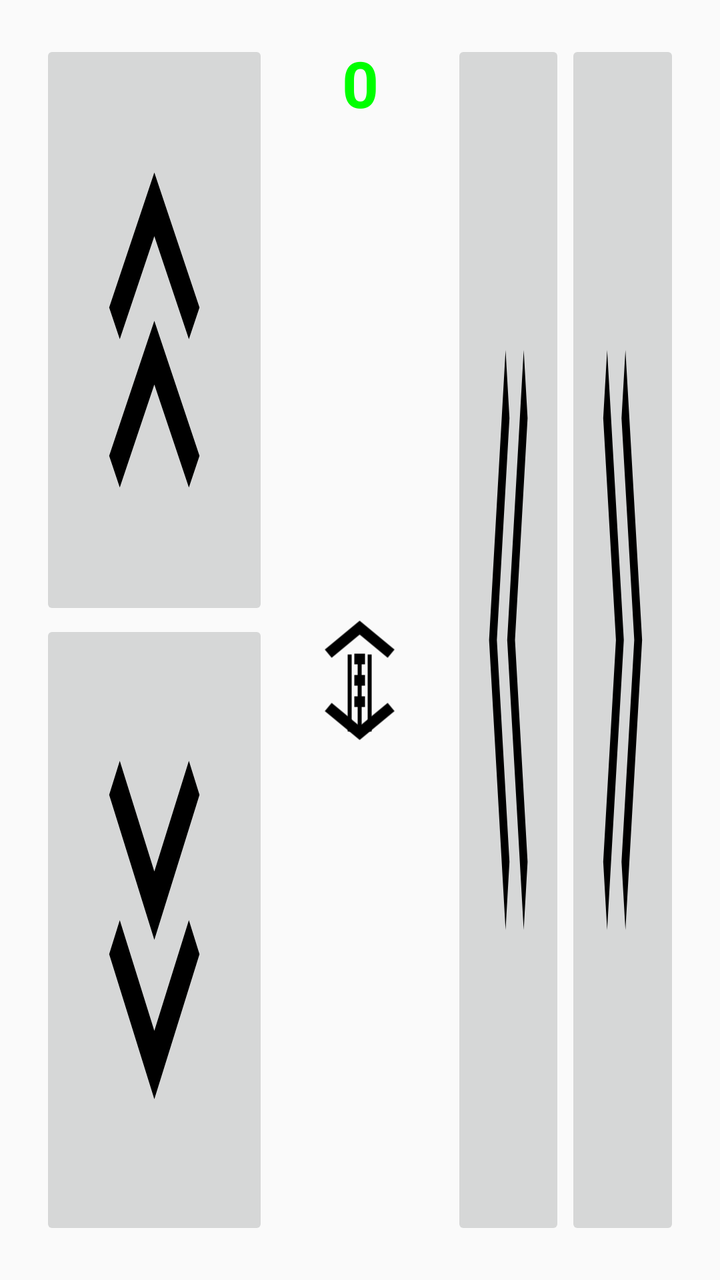
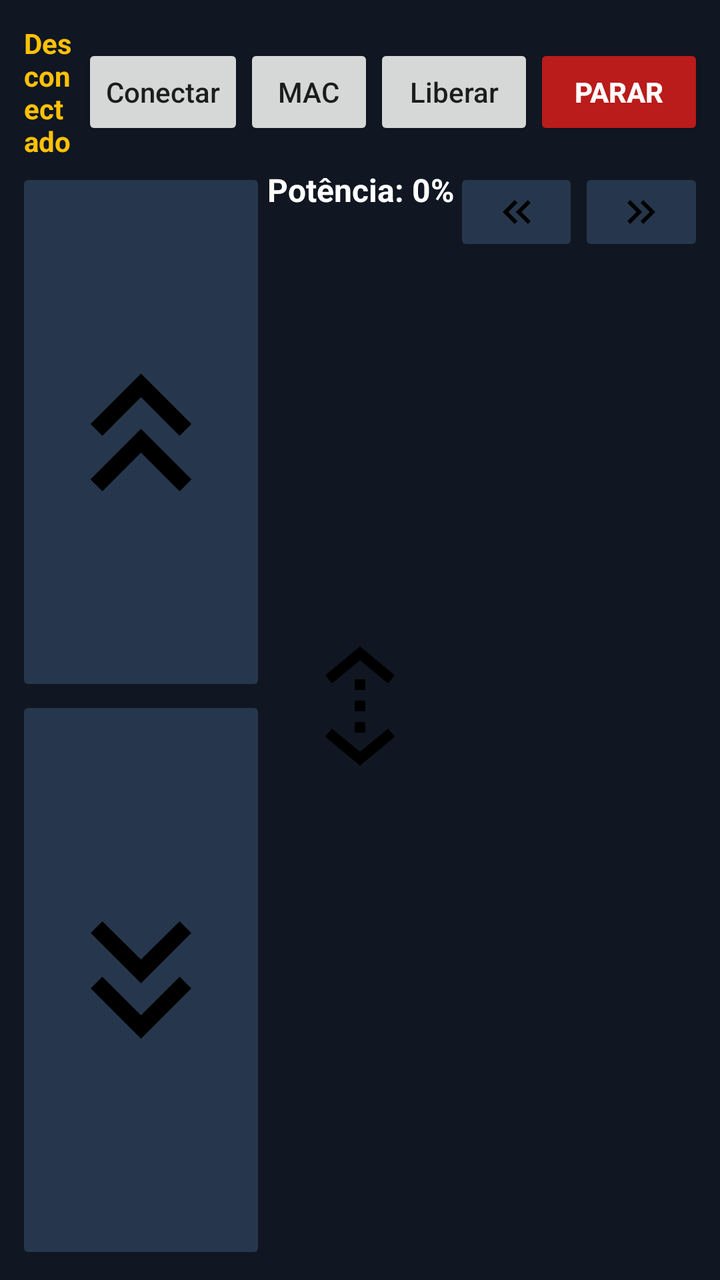

Before-and-after screenshots of an Android layout around one commit, followed by the original layout XML and the change that was made.
<!-- AndroidManifest.xml: application theme Theme.Controlecarrro2 -->
<!-- res/layout/activity_main.xml -->
<?xml version="1.0" encoding="utf-8"?>
<android.support.constraint.ConstraintLayout xmlns:android="http://schemas.android.com/apk/res/android"
    xmlns:app="http://schemas.android.com/apk/res-auto"
    xmlns:tools="http://schemas.android.com/tools"
    android:layout_width="match_parent"
    android:layout_height="match_parent"
    android:clipChildren="false"
    android:padding="20dp">

    <TextView
        android:id="@+id/txtValorFader"
        android:layout_width="wrap_content"
        android:layout_height="wrap_content"
        android:paddingBottom="10dp"
        android:text="0"
        android:textColor="#00FF00"
        android:textSize="32sp"
        android:textStyle="bold"
        app:layout_constraintEnd_toEndOf="@+id/centerArea"
        app:layout_constraintStart_toStartOf="@+id/centerArea"
        app:layout_constraintTop_toTopOf="parent" />

    <TableLayout
        android:id="@+id/tableLeft"
        android:layout_width="0dp"
        android:layout_height="0dp"
        android:stretchColumns="*"
        app:layout_constraintBottom_toBottomOf="parent"
        app:layout_constraintEnd_toStartOf="@+id/centerArea"
        app:layout_constraintHorizontal_weight="1"
        app:layout_constraintStart_toStartOf="parent"
        app:layout_constraintTop_toTopOf="parent">

        <TableRow
            android:layout_width="match_parent"
            android:layout_height="match_parent"
            android:layout_weight="1">

            <ImageButton
                android:id="@+id/frente"
                android:layout_width="match_parent"
                android:layout_height="match_parent"
                android:scaleType="fitXY"
                app:srcCompat="@drawable/baseline_keyboard_double_arrow_up_24" />
        </TableRow>

        <TableRow
            android:layout_width="match_parent"
            android:layout_height="match_parent"
            android:layout_weight="1">

            <ImageButton
                android:id="@+id/tras"
                android:layout_width="match_parent"
                android:layout_height="match_parent"
                android:scaleType="fitXY"
                app:srcCompat="@drawable/baseline_keyboard_double_arrow_down_24" />
        </TableRow>
    </TableLayout>

    <FrameLayout
        android:id="@+id/centerArea"
        android:layout_width="0dp"
        android:layout_height="0dp"
        android:clipChildren="false"
        app:layout_constraintBottom_toBottomOf="parent"
        app:layout_constraintEnd_toStartOf="@+id/tableRight"
        app:layout_constraintHorizontal_weight="0.8"
        app:layout_constraintStart_toEndOf="@id/tableLeft"
        app:layout_constraintTop_toBottomOf="@+id/txtValorFader">

        <SeekBar
            android:id="@+id/seekBar"
            android:layout_width="match_parent"
            android:layout_height="match_parent"
            android:layout_gravity="center"
            android:paddingStart="20dp"
            android:paddingEnd="20dp"
            android:progressDrawable="@drawable/baseline_menu_24"
            android:rotation="270"
            android:splitTrack="false"
            android:thumb="@drawable/baseline_settings_ethernet_24"
            android:thumbOffset="0dp" />

    </FrameLayout>

    <TableLayout
        android:id="@+id/tableRight"
        android:layout_width="0dp"
        android:layout_height="0dp"
        android:stretchColumns="*"
        app:layout_constraintBottom_toBottomOf="parent"
        app:layout_constraintEnd_toEndOf="parent"
        app:layout_constraintHorizontal_weight="1"
        app:layout_constraintStart_toEndOf="@id/centerArea"
        app:layout_constraintTop_toTopOf="parent">

        <TableRow
            android:layout_width="match_parent"
            android:layout_height="match_parent"
            android:layout_weight="1">

            <ImageButton
                android:id="@+id/esquerda"
                android:layout_width="0dp"
                android:layout_height="match_parent"
                android:layout_weight="1"
                android:scaleType="fitXY"
                app:srcCompat="@drawable/baseline_keyboard_double_arrow_left_24" />

            <ImageButton
                android:id="@+id/direita"
                android:layout_width="0dp"
                android:layout_height="match_parent"
                android:layout_weight="1"
                android:scaleType="fitXY"
                app:srcCompat="@drawable/baseline_keyboard_double_arrow_right_24" />
        </TableRow>
    </TableLayout>

</android.support.constraint.ConstraintLayout>
<!-- resources referenced by this layout -->
<resources>
  <!-- drawable baseline_keyboard_double_arrow_down_24 (drawable) -->
  <vector android:height="24dp" android:tint="#000000"
      android:viewportHeight="24" android:viewportWidth="24"
      android:width="24dp" xmlns:android="http://schemas.android.com/apk/res/android">
      <path android:fillColor="@android:color/white" android:pathData="M18,6.41l-1.41,-1.41l-4.59,4.58l-4.59,-4.58l-1.41,1.41l6,6z"/>
      <path android:fillColor="@android:color/white" android:pathData="M18,13l-1.41,-1.41l-4.59,4.58l-4.59,-4.58l-1.41,1.41l6,6z"/>
  </vector>
  <!-- drawable baseline_keyboard_double_arrow_left_24 (drawable) -->
  <vector android:height="24dp" android:tint="#000000"
      android:viewportHeight="24" android:viewportWidth="24"
      android:width="24dp" xmlns:android="http://schemas.android.com/apk/res/android">
  
      <path android:fillColor="@android:color/white" android:pathData="M17.59,18l1.41,-1.41l-4.58,-4.59l4.58,-4.59l-1.41,-1.41l-6,6z"/>
      <path android:fillColor="@android:color/white" android:pathData="M11,18l1.41,-1.41l-4.58,-4.59l4.58,-4.59l-1.41,-1.41l-6,6z"/>
  </vector>
  <!-- drawable baseline_keyboard_double_arrow_right_24 (drawable) -->
  <vector android:height="24dp" android:tint="#000000"
      android:viewportHeight="24" android:viewportWidth="24"
      android:width="24dp" xmlns:android="http://schemas.android.com/apk/res/android">
      <path android:fillColor="@android:color/white" android:pathData="M6.41,6l-1.41,1.41l4.58,4.59l-4.58,4.59l1.41,1.41l6,-6z"/>
      <path android:fillColor="@android:color/white" android:pathData="M13,6l-1.41,1.41l4.58,4.59l-4.58,4.59l1.41,1.41l6,-6z"/>
  </vector>
  <!-- drawable baseline_keyboard_double_arrow_up_24 (drawable) -->
  <vector android:height="4dp" android:tint="#000000"
      android:viewportHeight="24" android:viewportWidth="24"
      android:width="4dp" xmlns:android="http://schemas.android.com/apk/res/android">
      <path android:fillColor="@android:color/white" android:pathData="M6,17.59l1.41,1.41l4.59,-4.58l4.59,4.58l1.41,-1.41l-6,-6z"/>
      <path android:fillColor="@android:color/white" android:pathData="M6,11l1.41,1.41l4.59,-4.58l4.59,4.58l1.41,-1.41l-6,-6z"/>
  </vector>
  <!-- drawable baseline_menu_24 (drawable) -->
  <vector android:height="24dp" android:tint="#000000"
      android:viewportHeight="24" android:viewportWidth="24"
      android:width="24dp" xmlns:android="http://schemas.android.com/apk/res/android">
      <path android:fillColor="@android:color/white" android:pathData="M3,18h18v-2L3,16v2zM3,13h18v-2L3,11v2zM3,6v2h18L21,6L3,6z"/>
  </vector>
  <!-- drawable baseline_settings_ethernet_24 (drawable) -->
  <vector android:height="64dp" android:tint="#000000"
      android:viewportHeight="24" android:viewportWidth="24"
      android:width="64dp" xmlns:android="http://schemas.android.com/apk/res/android">
      <path android:fillColor="@android:color/white" android:pathData="M7.77,6.76L6.23,5.48 0.82,12l5.41,6.52 1.54,-1.28L3.42,12l4.35,-5.24zM7,13h2v-2L7,11v2zM17,11h-2v2h2v-2zM11,13h2v-2h-2v2zM17.77,5.48l-1.54,1.28L20.58,12l-4.35,5.24 1.54,1.28L23.18,12l-5.41,-6.52z"/>
  </vector>
  <style name="Theme.Controlecarrro2" parent="Theme.AppCompat.Light.DarkActionBar">
          
          <item name="colorPrimary">@color/purple_500</item>
          <item name="colorPrimaryDark">@color/purple_700</item>
          <item name="colorAccent">@color/teal_200</item>
          
      </style>
  <color name="purple_500">#FF6200EE</color>
  <color name="purple_700">#FF3700B3</color>
  <color name="teal_200">#FF03DAC5</color>
</resources>

<!-- the commit's change to res/layout/activity_main.xml (unified diff, before → after) -->
@@ -1,60 +1,106 @@
 <?xml version="1.0" encoding="utf-8"?>
-<android.support.constraint.ConstraintLayout xmlns:android="http://schemas.android.com/apk/res/android"
+<android.support.constraint.ConstraintLayout
+    xmlns:android="http://schemas.android.com/apk/res/android"
     xmlns:app="http://schemas.android.com/apk/res-auto"
-    xmlns:tools="http://schemas.android.com/tools"
     android:layout_width="match_parent"
     android:layout_height="match_parent"
-    android:clipChildren="false"
-    android:padding="20dp">
+    android:padding="8dp"
+    android:background="#101722">
 
-    <TextView
-        android:id="@+id/txtValorFader"
-        android:layout_width="wrap_content"
+    <LinearLayout
+        android:id="@+id/topControls"
+        android:layout_width="0dp"
         android:layout_height="wrap_content"
-        android:paddingBottom="10dp"
-        android:text="0"
-        android:textColor="#00FF00"
-        android:textSize="32sp"
-        android:textStyle="bold"
-        app:layout_constraintEnd_toEndOf="@+id/centerArea"
-        app:layout_constraintStart_toStartOf="@+id/centerArea"
-        app:layout_constraintTop_toTopOf="parent" />
+        android:minHeight="52dp"
+        android:orientation="horizontal"
+        android:gravity="center_vertical"
+        app:layout_constraintTop_toTopOf="parent"
+        app:layout_constraintStart_toStartOf="parent"
+        app:layout_constraintEnd_toEndOf="parent">
+
+        <TextView
+            android:id="@+id/connectionStatus"
+            android:layout_width="0dp"
+            android:layout_height="wrap_content"
+            android:layout_weight="1"
+            android:text="@string/disconnected"
+            android:textColor="#FFC107"
+            android:textStyle="bold"
+            android:textSize="14sp"
+            android:padding="4dp"/>
+
+        <Button
+            android:id="@+id/connectButton"
+            android:layout_width="wrap_content"
+            android:layout_height="48dp"
+            android:minWidth="80dp"
+            android:text="@string/connect"
+            android:textAllCaps="false"/>
+
+        <Button
+            android:id="@+id/configureButton"
+            android:layout_width="wrap_content"
+            android:layout_height="48dp"
+            android:minWidth="65dp"
+            android:text="@string/configure_short"
+            android:textAllCaps="false"/>
+
+        <Button
+            android:id="@+id/armButton"
+            android:layout_width="wrap_content"
+            android:layout_height="48dp"
+            android:minWidth="80dp"
+            android:text="@string/unlock_controls"
+            android:textAllCaps="false"/>
+
+        <Button
+            android:id="@+id/stopButton"
+            android:layout_width="wrap_content"
+            android:layout_height="48dp"
+            android:minWidth="85dp"
+            android:text="@string/emergency_stop"
+            android:textColor="#FFFFFF"
+            android:backgroundTint="#BA1B1B"
+            android:textStyle="bold"
+            android:textAllCaps="false"/>
+    </LinearLayout>
 
     <TableLayout
         android:id="@+id/tableLeft"
         android:layout_width="0dp"
         android:layout_height="0dp"
         android:stretchColumns="*"
-        app:layout_constraintBottom_toBottomOf="parent"
-        app:layout_constraintEnd_toStartOf="@+id/centerArea"
         app:layout_constraintHorizontal_weight="1"
         app:layout_constraintStart_toStartOf="parent"
-        app:layout_constraintTop_toTopOf="parent">
+        app:layout_constraintEnd_toStartOf="@id/centerArea"
+        app:layout_constraintTop_toBottomOf="@id/topControls"
+        app:layout_constraintBottom_toBottomOf="parent">
 
         <TableRow
             android:layout_width="match_parent"
-            android:layout_height="match_parent"
+            android:layout_height="0dp"
             android:layout_weight="1">
-
             <ImageButton
                 android:id="@+id/frente"
                 android:layout_width="match_parent"
                 android:layout_height="match_parent"
-                android:scaleType="fitXY"
-                app:srcCompat="@drawable/baseline_keyboard_double_arrow_up_24" />
+                android:scaleType="fitCenter"
+                android:backgroundTint="#26374D"
+                android:contentDescription="@string/forward"
+                app:srcCompat="@drawable/baseline_keyboard_double_arrow_up_24"/>
         </TableRow>
-
         <TableRow
             android:layout_width="match_parent"
-            android:layout_height="match_parent"
+            android:layout_height="0dp"
             android:layout_weight="1">
-
             <ImageButton
                 android:id="@+id/tras"
                 android:layout_width="match_parent"
                 android:layout_height="match_parent"
-                android:scaleType="fitXY"
-                app:srcCompat="@drawable/baseline_keyboard_double_arrow_down_24" />
+                android:scaleType="fitCenter"
+                android:backgroundTint="#26374D"
+                android:contentDescription="@string/reverse"
+                app:srcCompat="@drawable/baseline_keyboard_double_arrow_down_24"/>
         </TableRow>
     </TableLayout>
 
@@ -62,26 +108,32 @@
         android:id="@+id/centerArea"
         android:layout_width="0dp"
         android:layout_height="0dp"
-        android:clipChildren="false"
-        app:layout_constraintBottom_toBottomOf="parent"
-        app:layout_constraintEnd_toStartOf="@+id/tableRight"
-        app:layout_constraintHorizontal_weight="0.8"
+        app:layout_constraintHorizontal_weight="0.75"
         app:layout_constraintStart_toEndOf="@id/tableLeft"
-        app:layout_constraintTop_toBottomOf="@+id/txtValorFader">
-
+        app:layout_constraintEnd_toStartOf="@id/tableRight"
+        app:layout_constraintTop_toBottomOf="@id/topControls"
+        app:layout_constraintBottom_toBottomOf="parent">
+        <TextView
+            android:id="@+id/txtValorFader"
+            android:layout_width="match_parent"
+            android:layout_height="wrap_content"
+            android:layout_gravity="top|center_horizontal"
+            android:gravity="center"
+            android:textColor="#FFFFFF"
+            android:textSize="16sp"
+            android:textStyle="bold"
+            android:text="@string/speed_initial"/>
         <SeekBar
             android:id="@+id/seekBar"
             android:layout_width="match_parent"
             android:layout_height="match_parent"
             android:layout_gravity="center"
+            android:rotation="270"
             android:paddingStart="20dp"
             android:paddingEnd="20dp"
-            android:progressDrawable="@drawable/baseline_menu_24"
-            android:rotation="270"
-            android:splitTrack="false"
+            android:contentDescription="@string/speed_content_description"
             android:thumb="@drawable/baseline_settings_ethernet_24"
-            android:thumbOffset="0dp" />
-
+            android:thumbOffset="0dp"/>
     </FrameLayout>
 
     <TableLayout
@@ -89,33 +141,32 @@
         android:layout_width="0dp"
         android:layout_height="0dp"
         android:stretchColumns="*"
-        app:layout_constraintBottom_toBottomOf="parent"
-        app:layout_constraintEnd_toEndOf="parent"
         app:layout_constraintHorizontal_weight="1"
         app:layout_constraintStart_toEndOf="@id/centerArea"
-        app:layout_constraintTop_toTopOf="parent">
-
+        app:layout_constraintEnd_toEndOf="parent"
+        app:layout_constraintTop_toBottomOf="@id/topControls"
+        app:layout_constraintBottom_toBottomOf="parent">
         <TableRow
             android:layout_width="match_parent"
-            android:layout_height="match_parent"
-            android:layout_weight="1">
-
+            android:layout_height="match_parent">
             <ImageButton
                 android:id="@+id/esquerda"
                 android:layout_width="0dp"
                 android:layout_height="match_parent"
                 android:layout_weight="1"
-                android:scaleType="fitXY"
-                app:srcCompat="@drawable/baseline_keyboard_double_arrow_left_24" />
-
+                android:scaleType="fitCenter"
+                android:backgroundTint="#26374D"
+                android:contentDescription="@string/left"
+                app:srcCompat="@drawable/baseline_keyboard_double_arrow_left_24"/>
             <ImageButton
                 android:id="@+id/direita"
                 android:layout_width="0dp"
                 android:layout_height="match_parent"
                 android:layout_weight="1"
-                android:scaleType="fitXY"
-                app:srcCompat="@drawable/baseline_keyboard_double_arrow_right_24" />
+                android:scaleType="fitCenter"
+                android:backgroundTint="#26374D"
+                android:contentDescription="@string/right"
+                app:srcCompat="@drawable/baseline_keyboard_double_arrow_right_24"/>
         </TableRow>
     </TableLayout>
-
 </android.support.constraint.ConstraintLayout>
<!-- resource entries referenced after the edit -->
@@ -29,18 +29,23 @@
       <path android:fillColor="@android:color/white" android:pathData="M6,17.59l1.41,1.41l4.59,-4.58l4.59,4.58l1.41,-1.41l-6,-6z"/>
       <path android:fillColor="@android:color/white" android:pathData="M6,11l1.41,1.41l4.59,-4.58l4.59,4.58l1.41,-1.41l-6,-6z"/>
   </vector>
-  <!-- drawable baseline_menu_24 (drawable) -->
-  <vector android:height="24dp" android:tint="#000000"
-      android:viewportHeight="24" android:viewportWidth="24"
-      android:width="24dp" xmlns:android="http://schemas.android.com/apk/res/android">
-      <path android:fillColor="@android:color/white" android:pathData="M3,18h18v-2L3,16v2zM3,13h18v-2L3,11v2zM3,6v2h18L21,6L3,6z"/>
-  </vector>
   <!-- drawable baseline_settings_ethernet_24 (drawable) -->
   <vector android:height="64dp" android:tint="#000000"
       android:viewportHeight="24" android:viewportWidth="24"
       android:width="64dp" xmlns:android="http://schemas.android.com/apk/res/android">
       <path android:fillColor="@android:color/white" android:pathData="M7.77,6.76L6.23,5.48 0.82,12l5.41,6.52 1.54,-1.28L3.42,12l4.35,-5.24zM7,13h2v-2L7,11v2zM17,11h-2v2h2v-2zM11,13h2v-2h-2v2zM17.77,5.48l-1.54,1.28L20.58,12l-4.35,5.24 1.54,1.28L23.18,12l-5.41,-6.52z"/>
   </vector>
+  <string name="configure_short">MAC</string>
+  <string name="connect">Conectar</string>
+  <string name="disconnected">Desconectado</string>
+  <string name="emergency_stop">PARAR</string>
+  <string name="forward">Para frente</string>
+  <string name="left">Para a esquerda</string>
+  <string name="reverse">Para trás</string>
+  <string name="right">Para a direita</string>
+  <string name="speed_content_description">Ajuste de potência</string>
+  <string name="speed_initial">Potência: 0%</string>
+  <string name="unlock_controls">Liberar</string>
   <style name="Theme.Controlecarrro2" parent="Theme.AppCompat.Light.DarkActionBar">
           
           <item name="colorPrimary">@color/purple_500</item>
